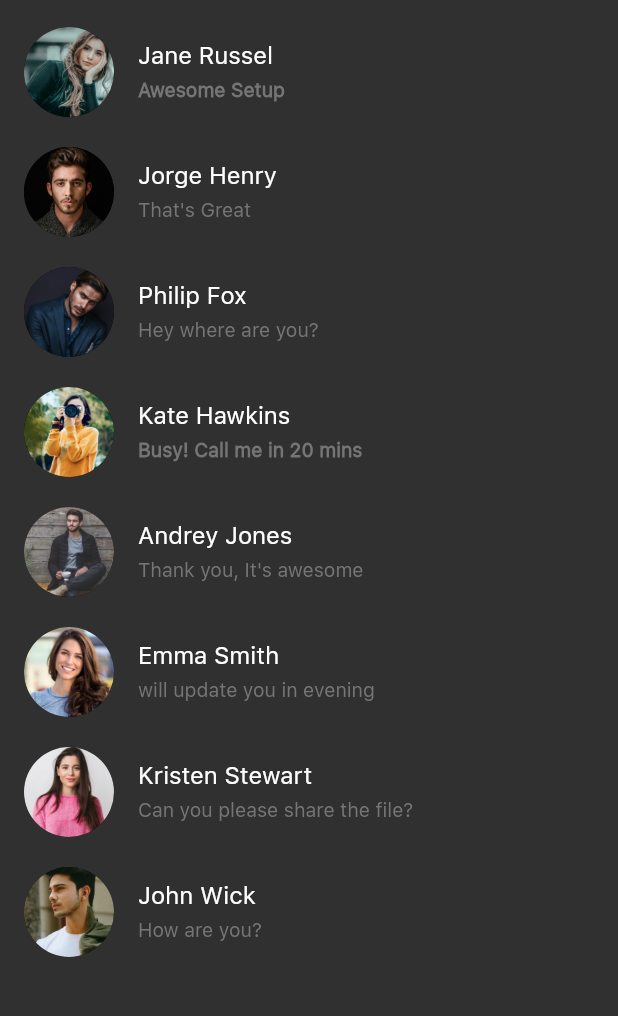
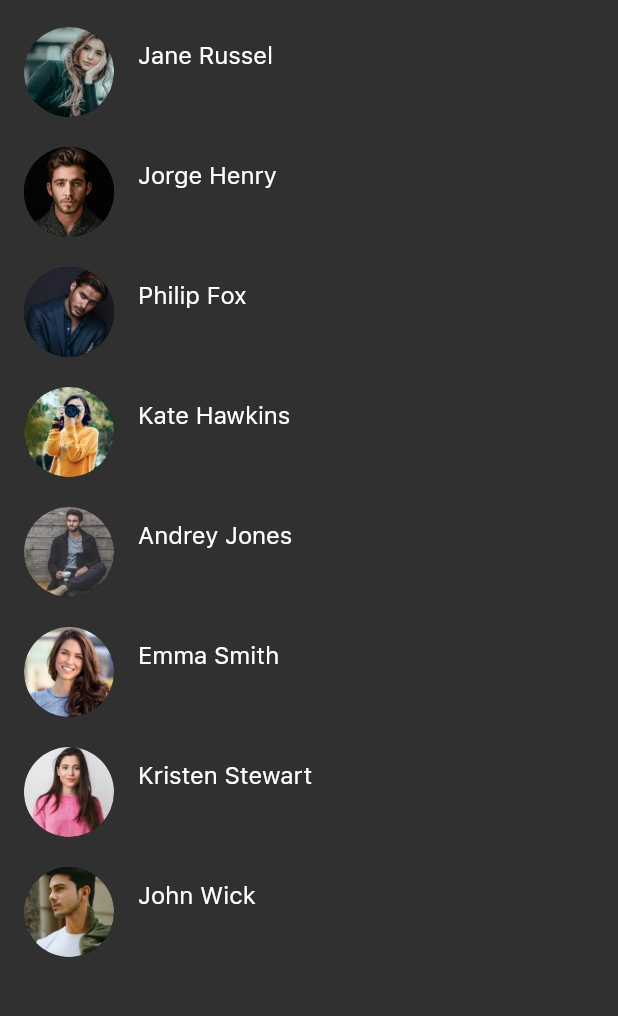
Before and after one commit to User-Experience-Design-SE3050-2021/se3050---uee-2021s2_reg_we_61, a Flutter app: the AddContactInside screen opened directly, on a phone screen of 412 x 824 dp, the part 96-1112 px from its top. Run offline on Flutter 3.47's test engine with Material 2 defaults, Android fonts, the phone set to English and light mode, and no system bars; our stand-ins replace flutter_svg.

Commit message:
Update the Create New Group Page

```diff
--- a/UEE - Line Lite Chat App Project - GitHub Classroom/lib/chatdetail/AddContactInside.dart
+++ b/UEE - Line Lite Chat App Project - GitHub Classroom/lib/chatdetail/AddContactInside.dart
@@ -13,35 +13,35 @@ class AddContactInside extends StatefulWidget {
 class _AddContactInsideState extends State<AddContactInside> {
   List<ChatUsers> chatUsers = [
     ChatUsers(name: "Jane Russel",
-        messageText: "Awesome Setup",
+        messageText: "",
         imageURL: "assets/images/woman 2.jpg",
         time: ""),
     ChatUsers(name: "Jorge Henry",
-        messageText: "That's Great",
+        messageText: "",
         imageURL: "assets/images/man 1.jpg",
         time: ""),
     ChatUsers(name: "Philip Fox",
-        messageText: "Hey where are you?",
+        messageText: "",
         imageURL: "assets/images/man 2.jpg",
         time: ""),
     ChatUsers(name: "Kate Hawkins",
-        messageText: "Busy! Call me in 20 mins",
+        messageText: "",
         imageURL: "assets/images/woman 1.jpg",
         time: ""),
     ChatUsers(name: "Andrey Jones",
-        messageText: "Thank you, It's awesome",
+        messageText: "",
         imageURL: "assets/images/man 3.jpg",
         time: ""),
     ChatUsers(name: "Emma Smith",
-        messageText: "will update you in evening",
+        messageText: "",
         imageURL: "assets/images/woman 3.jpg",
         time: ""),
     ChatUsers(name: "Kristen Stewart",
-        messageText: "Can you please share the file?",
+        messageText: "",
         imageURL: "assets/images/woman 4.jpg",
         time: ""),
     ChatUsers(name: "John Wick",
-        messageText: "How are you?",
+        messageText: "",
         imageURL: "assets/images/man 4.jpg",
         time: ""),
   ];
--- a/UEE - Line Lite Chat App Project - GitHub Classroom/lib/groupchat/CreateNewGroupInside.dart
+++ b/UEE - Line Lite Chat App Project - GitHub Classroom/lib/groupchat/CreateNewGroupInside.dart
@@ -13,35 +13,35 @@ class CreateNewGroupInside extends StatefulWidget {
 class _CreateNewGroupInsideState extends State<CreateNewGroupInside> {
   List<ChatUsers> chatUsers = [
     ChatUsers(name: "Jane Russel",
-        messageText: "Awesome Setup",
+        messageText: "",
         imageURL: "assets/images/woman 2.jpg",
         time: ""),
     ChatUsers(name: "Jorge Henry",
-        messageText: "That's Great",
+        messageText: "",
         imageURL: "assets/images/man 1.jpg",
         time: ""),
     ChatUsers(name: "Philip Fox",
-        messageText: "Hey where are you?",
+        messageText: "",
         imageURL: "assets/images/man 2.jpg",
         time: ""),
     ChatUsers(name: "Kate Hawkins",
-        messageText: "Busy! Call me in 20 mins",
+        messageText: "",
         imageURL: "assets/images/woman 1.jpg",
         time: ""),
     ChatUsers(name: "Andrey Jones",
-        messageText: "Thank you, It's awesome",
+        messageText: "",
         imageURL: "assets/images/man 3.jpg",
         time: ""),
     ChatUsers(name: "Emma Smith",
-        messageText: "will update you in evening",
+        messageText: "",
         imageURL: "assets/images/woman 3.jpg",
         time: ""),
     ChatUsers(name: "Kristen Stewart",
-        messageText: "Can you please share the file?",
+        messageText: "",
         imageURL: "assets/images/woman 4.jpg",
         time: ""),
     ChatUsers(name: "John Wick",
-        messageText: "How are you?",
+        messageText: "",
         imageURL: "assets/images/man 4.jpg",
         time: ""),
   ];
```
